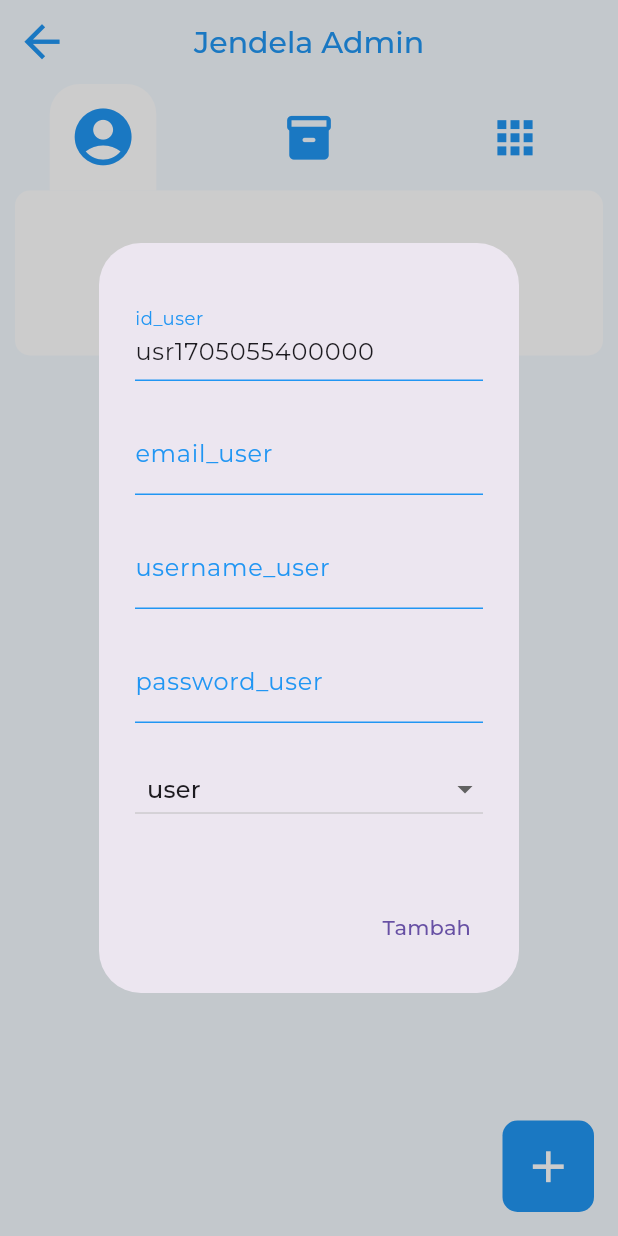
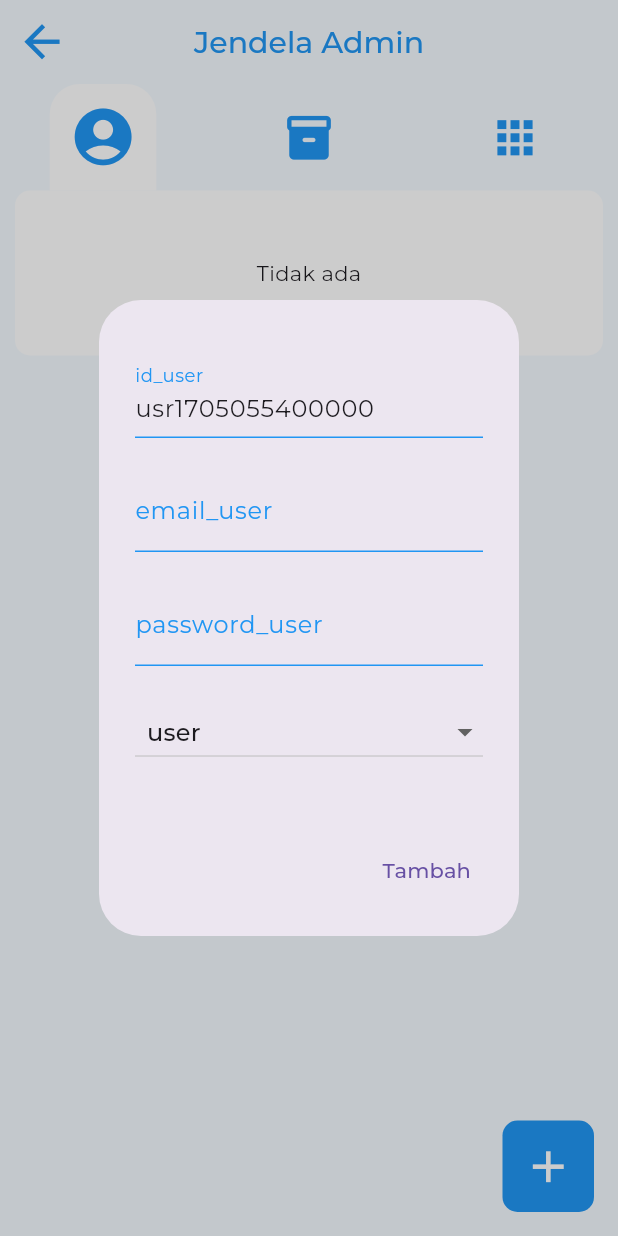
Before and after one commit to ramasii/itemwise, a Flutter app: the AdminPanel screen opened directly, after a tap on the "add" icon, on a phone screen of 412 x 824 dp. Run offline on Flutter 3.47's test engine with Material 3 defaults, Android fonts, the phone set to English and light mode, and no system bars; our stand-ins replace device_info_plus, image_picker, internet_connection_checker_plus, permission_handler, photo_view, shared_preferences; missing offline and left inert: easy_folder_picker, image_size_getter, syncfusion_flutter_xlsio; accounts and stored records are empty; generated files the repository leaves out were written again.

Commit message:
menghapus username di UI

```diff
--- a/lib/apis/authapi.dart
+++ b/lib/apis/authapi.dart
@@ -51,7 +51,7 @@ class authapi {
           log("coba auth");
         }
       } catch (e) {
-        print(e);
+        log(e.toString());
       }
     }
   }
--- a/lib/apis/userapi_utils.dart
+++ b/lib/apis/userapi_utils.dart
@@ -6,7 +6,7 @@ class userApiWise {
 
   create(
       {String? id_user,
-      String? username_user,
+      // String? username_user,
       String? email_user,
       String? photo_user,
       String? password_user,
@@ -15,7 +15,7 @@ class userApiWise {
     log("create user to API");
     try {
       final response = await http.post(Uri.parse(
-          "$url/add?id_user=$id_user&username_user=$username_user&email_user=$email_user&photo_user=$photo_user&password_user=$password_user&role=$role"));
+          "$url/add?id_user=$id_user&email_user=$email_user&photo_user=$photo_user&password_user=$password_user&role=$role"));
       log(response.body);
       log(email_user!);
 
@@ -24,7 +24,7 @@ class userApiWise {
         // isAdmin == false berarti user login, jika true berarti admin nambah user
         if (isAdmin == false) {
           userWise().edit(
-              username_user: username_user,
+              // username_user: username_user,
               email_user: email_user,
               password_user: password_user,
               id_user: id_user);
@@ -93,7 +93,7 @@ class userApiWise {
 
   update(
       {String id_user = "",
-      String username_user = "",
+      // String username_user = "",
       String email_user = "",
       String password_user = "",
       String photo_user = "",
@@ -103,7 +103,7 @@ class userApiWise {
     try {
       var response = await http.put(
           Uri.parse(
-              "$url/update?id_user=$id_user&username_user=$username_user&email_user=$email_user&password_user=$password_user&photo_user=$photo_user&role=$role"),
+              "$url/update?id_user=$id_user&email_user=$email_user&password_user=$password_user&photo_user=$photo_user&role=$role"),
           headers: {"authorization": authapi.authorization});
       switch (response.statusCode) {
         case 200:
@@ -113,7 +113,7 @@ class userApiWise {
             log("mengubah dataUser yang digunakan karena melakukan perubahan di database");
             authapi().auth(email_user, password_user);
             userWise().edit(
-                username_user: username_user,
+                // username_user: username_user,
                 email_user: email_user,
                 password_user: password_user);
           }
@@ -124,7 +124,7 @@ class userApiWise {
               userWise.userData['password_user']);
           await update(
               id_user: id_user,
-              username_user: username_user,
+              // username_user: username_user,
               email_user: email_user,
               password_user: password_user,
               photo_user: photo_user,
--- a/lib/functions.dart
+++ b/lib/functions.dart
@@ -53,7 +53,7 @@ class fungsies {
   }
 
   Future<bool> isConnected() async {
-    var a = await InternetConnectionCheckerPlus.createInstance(
+    var a = InternetConnectionCheckerPlus.createInstance(
         addresses: [AddressCheckOptions(Uri.parse(anu.emm))]);
     var internet = await a.connectionStatus;
     if (internet == InternetConnectionStatus.connected) {
@@ -228,6 +228,7 @@ class fungsies {
     //   status = await Permission.manageExternalStorage.request();
     // }
 
+    try {
       var storageStatus = await Permission.storage.status;
       if (storageStatus.isRestricted || storageStatus.isDenied) {
         storageStatus = await Permission.storage.request();
@@ -239,5 +240,8 @@ class fungsies {
         var newDir = await getExternalStorageDirectory();
         await pengaturan().ubahEksporDir(newDir!);
       }
+    } catch (e) {
+      log("CEK AKSES MEMORI: $e");
     }
   }
+}
--- a/lib/pages/admin_page.dart
+++ b/lib/pages/admin_page.dart
@@ -19,7 +19,7 @@ class _AdminPanelState extends State<AdminPanel> {
   // user
   TextEditingController idUser = TextEditingController();
   TextEditingController emailUser = TextEditingController();
-  TextEditingController usernameUser = TextEditingController();
+  // TextEditingController usernameUser = TextEditingController();
   TextEditingController passwordUser = TextEditingController();
   String photo_user = "null";
   // inv
@@ -62,13 +62,13 @@ class _AdminPanelState extends State<AdminPanel> {
               ],
             ),
             Container(
-              margin: EdgeInsets.fromLTRB(10, 0, 10, 0),
+              margin: const EdgeInsets.fromLTRB(10, 0, 10, 0),
               decoration: BoxDecoration(
                   color: Colors.white, borderRadius: BorderRadius.circular(10)),
               child: loading
                   ? Container(
                       height: 100,
-                      child: Center(child: CircularProgressIndicator()))
+                      child: const Center(child: CircularProgressIndicator()))
                   : _tableControlls(context),
             )
           ],
@@ -116,14 +116,14 @@ class _AdminPanelState extends State<AdminPanel> {
                 print("_controllItems: $e");
               }
               return Padding(
-                padding: EdgeInsets.fromLTRB(0, 5, 0, 0),
+                padding: const EdgeInsets.fromLTRB(0, 5, 0, 0),
                 child: Column(
                   children: [
                     Padding(
                       padding: const EdgeInsets.only(left: 10, right: 10),
                       child: _customListTile(item, user, context),
                     ),
-                    Divider(
+                    const Divider(
                       indent: 50,
                       endIndent: 50,
                     )
@@ -133,7 +133,7 @@ class _AdminPanelState extends State<AdminPanel> {
             })
           : [
               Padding(
-                padding: EdgeInsets.fromLTRB(0, 5, 0, 5),
+                padding: const EdgeInsets.fromLTRB(0, 5, 0, 5),
                 child: Container(
                   height: 100,
                   child: Center(
@@ -147,7 +147,7 @@ class _AdminPanelState extends State<AdminPanel> {
 
   Widget _customListTile(Map item, Map? user, BuildContext context) {
     return Container(
-      padding: EdgeInsets.all(10),
+      padding: const EdgeInsets.all(10),
       decoration: BoxDecoration(
         borderRadius: BorderRadius.circular(10),
         // color: Color.fromARGB(255, 244, 250, 255)
@@ -266,7 +266,7 @@ class _AdminPanelState extends State<AdminPanel> {
                         // render foto barang
                         ? Container(
                             constraints:
-                                BoxConstraints(maxHeight: 500, maxWidth: 350),
+                                const BoxConstraints(maxHeight: 500, maxWidth: 350),
                             // child: ClipOval(
                             child: InkWell(
                               onLongPress: () async {
@@ -302,7 +302,7 @@ class _AdminPanelState extends State<AdminPanel> {
                                 child: Container(
                                   decoration:
                                       BoxDecoration(color: Colors.grey[300]),
-                                  child: Icon(
+                                  child: const Icon(
                                     Icons.add_a_photo_rounded,
                                     color: Colors.grey,
                                   ),
@@ -398,7 +398,7 @@ class _AdminPanelState extends State<AdminPanel> {
                 return DropdownMenuItem(
                   value: user['id_user'],
                   child: Padding(
-                    padding: EdgeInsets.all(0),
+                    padding: const EdgeInsets.all(0),
                     child: Container(
                       constraints: BoxConstraints(
                           maxWidth: MediaQuery.of(context).size.width - 155),
@@ -431,7 +431,7 @@ class _AdminPanelState extends State<AdminPanel> {
                 return DropdownMenuItem(
                   value: inv['id_inventory'],
                   child: Padding(
-                    padding: EdgeInsets.all(0),
+                    padding: const EdgeInsets.all(0),
                     child: Container(
                       constraints: BoxConstraints(
                           maxWidth: MediaQuery.of(context).size.width - 155),
@@ -469,7 +469,7 @@ class _AdminPanelState extends State<AdminPanel> {
                 );
               }
               return Padding(
-                padding: EdgeInsets.fromLTRB(0, 5, 0, 5),
+                padding: const EdgeInsets.fromLTRB(0, 5, 0, 5),
                 child: Column(
                   children: [
                     ListTile(
@@ -495,7 +495,7 @@ class _AdminPanelState extends State<AdminPanel> {
                         _viewInv(context, inv);
                       },
                     ),
-                    Divider(
+                    const Divider(
                       indent: 50,
                       endIndent: 50,
                     )
@@ -505,7 +505,7 @@ class _AdminPanelState extends State<AdminPanel> {
             })
           : [
               Padding(
-                padding: EdgeInsets.fromLTRB(0, 5, 0, 5),
+                padding: const EdgeInsets.fromLTRB(0, 5, 0, 5),
                 child: Container(
                   height: 100,
                   child: Center(
@@ -561,7 +561,7 @@ class _AdminPanelState extends State<AdminPanel> {
             return DropdownMenuItem(
               value: user['id_user'],
               child: Padding(
-                padding: EdgeInsets.all(0),
+                padding: const EdgeInsets.all(0),
                 child: Container(
                   constraints: BoxConstraints(
                       maxWidth: MediaQuery.of(context).size.width - 155),
@@ -591,7 +591,7 @@ class _AdminPanelState extends State<AdminPanel> {
           ? List.generate(adminAccess.userList.length, (index) {
               Map user = adminAccess.userList[index];
               return Padding(
-                padding: EdgeInsets.fromLTRB(0, 5, 0, 5),
+                padding: const EdgeInsets.fromLTRB(0, 5, 0, 5),
                 child: Column(
                   children: [
                     ListTile(
@@ -609,13 +609,13 @@ class _AdminPanelState extends State<AdminPanel> {
                           roleState = user['role'];
                           idUser.text = user['id_user'];
                           emailUser.text = user['email_user'];
-                          usernameUser.text = user['username_user'];
+                          // usernameUser.text = user['username_user'] ?? "";
                           passwordUser.text = user['password_user'];
                         });
                         _viewUser(context, user);
                       },
                     ),
-                    Divider(
+                    const Divider(
                       indent: 50,
                       endIndent: 50,
                     )
@@ -625,7 +625,7 @@ class _AdminPanelState extends State<AdminPanel> {
             })
           : [
               Padding(
-                padding: EdgeInsets.fromLTRB(0, 5, 0, 5),
+                padding: const EdgeInsets.fromLTRB(0, 5, 0, 5),
                 child: Container(
                   height: 100,
                   child: Center(
@@ -638,7 +638,7 @@ class _AdminPanelState extends State<AdminPanel> {
   }
 
   Future<dynamic> _viewUser(BuildContext context, Map<dynamic, dynamic> user) {
-    if (user['photo_user'] != "null") {
+    if (user['photo_user'] != null) {
       setState(() {
         photo_user = user['photo_user'];
       });
@@ -662,10 +662,10 @@ class _AdminPanelState extends State<AdminPanel> {
                   Container(
                     height: 20,
                   ),
-                  _fieldInfo("username_user", ctrler: usernameUser),
-                  Container(
-                    height: 20,
-                  ),
+                  // _fieldInfo("username_user", ctrler: usernameUser),
+                  // Container(
+                  //   height: 20,
+                  // ),
                   _fieldInfo("password_user", ctrler: passwordUser),
                   Container(
                     height: 20,
@@ -744,18 +744,18 @@ class _AdminPanelState extends State<AdminPanel> {
           padding: const EdgeInsets.all(8.0),
           child: Text(
             AppLocalizations.of(context)!.delete,
-            style: TextStyle(color: Colors.red),
+            style: const TextStyle(color: Colors.red),
           ),
         ));
   }
 
   Widget _addButton(BuildContext context) {
     return Container(
-      padding: EdgeInsets.all(5),
+      padding: const EdgeInsets.all(5),
       decoration: BoxDecoration(
           borderRadius: BorderRadius.circular(10), color: Colors.blue),
       child: IconButton(
-        icon: Icon(
+        icon: const Icon(
           Icons.add,
           color: Colors.white,
         ),
@@ -787,7 +787,7 @@ class _AdminPanelState extends State<AdminPanel> {
     setState(() {
       idUser.text = id_user;
       emailUser.clear();
-      usernameUser.clear();
+      // usernameUser.clear();
       passwordUser.clear();
       photo_user = "null";
     });
@@ -810,10 +810,10 @@ class _AdminPanelState extends State<AdminPanel> {
                   Container(
                     height: 20,
                   ),
-                  _fieldInfo("username_user", ctrler: usernameUser),
-                  Container(
-                    height: 20,
-                  ),
+                  // _fieldInfo("username_user", ctrler: usernameUser),
+                  // Container(
+                  //   height: 20,
+                  // ),
                   _fieldInfo("password_user", ctrler: passwordUser),
                   Container(
                     height: 20,
@@ -822,7 +822,7 @@ class _AdminPanelState extends State<AdminPanel> {
                 ],
               ),
             ),
-            actionsPadding: EdgeInsets.all(20),
+            actionsPadding: const EdgeInsets.all(20),
             actions: [postButton(context)],
           );
         });
@@ -859,7 +859,7 @@ class _AdminPanelState extends State<AdminPanel> {
                 ],
               ),
             ),
-            actionsPadding: EdgeInsets.all(20),
+            actionsPadding: const EdgeInsets.all(20),
             actions: [postButton(context)],
           );
         });
@@ -918,7 +918,7 @@ class _AdminPanelState extends State<AdminPanel> {
                                 child: Container(
                                   decoration:
                                       BoxDecoration(color: Colors.grey[300]),
-                                  child: Icon(
+                                  child: const Icon(
                                     Icons.add_a_photo_rounded,
                                     color: Colors.grey,
                                   ),
@@ -1014,7 +1014,7 @@ class _AdminPanelState extends State<AdminPanel> {
                 log("add userapi: $roleState");
                 await userApiWise().create(
                     id_user: idUser.text.trim(),
-                    username_user: usernameUser.text.trim(),
+                    // username_user: usernameUser.text.trim(),
                     email_user: emailUser.text.trim(),
                     photo_user: photo_user,
                     password_user: passwordUser.text.trim(),
@@ -1075,10 +1075,10 @@ class _AdminPanelState extends State<AdminPanel> {
             log("update role->$roleState");
             await userApiWise().update(
               id_user: user['id_user'],
-              username_user: usernameUser.text,
+              // username_user: usernameUser.text,
               email_user: emailUser.text,
               password_user: passwordUser.text,
-              photo_user: user['photo_user'],
+              // photo_user: user['photo_user'],
               role: roleState,
               isAdmin: true,
             );
@@ -1180,8 +1180,8 @@ class _AdminPanelState extends State<AdminPanel> {
           labelText: "${field}${enable ? '' : '🔒'}",
           labelStyle: TextStyle(color: enable ? Colors.blue : Colors.red),
           enabledBorder:
-              UnderlineInputBorder(borderSide: BorderSide(color: Colors.blue)),
-          disabledBorder: OutlineInputBorder(
+              const UnderlineInputBorder(borderSide: BorderSide(color: Colors.blue)),
+          disabledBorder: const OutlineInputBorder(
               borderSide: BorderSide(color: Colors.red, width: 2))),
     );
   }
@@ -1190,14 +1190,14 @@ class _AdminPanelState extends State<AdminPanel> {
 
   Widget _stateButton(IconData icon, String state) {
     return Container(
-      padding: EdgeInsets.all(10),
+      padding: const EdgeInsets.all(10),
       decoration: BoxDecoration(
-          borderRadius: BorderRadius.only(
+          borderRadius: const BorderRadius.only(
               topLeft: Radius.circular(20), topRight: Radius.circular(20)),
           color: tableState == state ? Colors.white : Colors.transparent),
       child: AnimatedScale(
         scale: tableState == state ? 1.3 : 1,
-        duration: Duration(milliseconds: 100),
+        duration: const Duration(milliseconds: 100),
         curve: Curves.easeOut,
         child: IconButton(
             onPressed: () {
@@ -1226,7 +1226,8 @@ class _AdminPanelState extends State<AdminPanel> {
 
   // selaraskan data dari database
   Future selaraskanData() async {
-    if (await isConnected()) {
+    bool terkonek = await fungsies().isConnected();
+    if (terkonek) {
       // ambil semua data dari database
       await userApiWise().readAll();
       await inventoryApiWise().readAll();
@@ -1245,18 +1246,4 @@ class _AdminPanelState extends State<AdminPanel> {
       });
     }
   }
-
-  // cek koneksi internet
-  Future<bool> isConnected() async {
-    var a = await InternetConnectionCheckerPlus.createInstance(
-        addresses: [AddressCheckOptions(Uri.parse(anu.emm))]);
-    var internet = await a.connectionStatus;
-    if (internet == InternetConnectionStatus.connected) {
-      print('Tidak terhubung ke internet');
-      return false;
-    } else {
-      print('Terhubung ke internet');
-      return true;
-    }
-  }
 }
--- a/lib/pages/splash_page.dart
+++ b/lib/pages/splash_page.dart
@@ -1,3 +1,5 @@
+// ignore_for_file: prefer_const_constructors
+
 import 'package:flutter/material.dart';
 import 'package:itemwise/allpackages.dart';
 import 'package:itemwise/pages/user_page.dart';
--- a/lib/pages/user_page.dart
+++ b/lib/pages/user_page.dart
@@ -1,13 +1,9 @@
-// ignore_for_file: use_build_context_synchronously
-
-import 'dart:collection';
+// ignore_for_file: use_build_context_synchronously, prefer_const_constructors
 
 import 'package:flutter/cupertino.dart';
-import 'package:flutter/foundation.dart';
 import 'package:flutter/material.dart';
 import 'package:http/http.dart';
 import 'package:itemwise/allpackages.dart';
-import 'pages.dart';
 
 class userPage extends StatefulWidget {
   const userPage({super.key});
@@ -17,7 +13,7 @@ class userPage extends StatefulWidget {
 }
 
 class _userPageState extends State<userPage> {
-  TextEditingController usernameController = TextEditingController();
+  // TextEditingController usernameController = TextEditingController();
   TextEditingController emailController = TextEditingController();
   TextEditingController passwordController = TextEditingController();
 
@@ -132,7 +128,7 @@ class _userPageState extends State<userPage> {
                       log(tryLogin.body);
                       setState(() {
                         userWise().edit(
-                            username_user: respon['result']['username_user'],
+                            // username_user: respon['result']['username_user'],
                             email_user: respon['result']['email_user'],
                             password_user: respon['result']['password_user'],
                             id_user: respon['result']['id_user'],
@@ -173,7 +169,7 @@ class _userPageState extends State<userPage> {
                       // fungsi ini sekaligus nambahin data user ke device
                       await userApiWise().create(
                           id_user: id_user,
-                          username_user: namaEmail,
+                          // username_user: namaEmail,
                           email_user: email_user,
                           password_user: password_user);
 
--- a/lib/pages/view_item_page.dart
+++ b/lib/pages/view_item_page.dart
@@ -410,7 +410,7 @@ class _ViewItemPageState extends State<ViewItemPage> {
   Widget cardFotoBarang(BuildContext context) {
     return Center(
       child: AnimatedContainer(
-        duration: Duration(milliseconds: 100),
+        duration: const Duration(milliseconds: 100),
         height: 700,
         constraints: BoxConstraints(
             maxWidth: MediaQuery.of(context).size.width - 10,
@@ -732,7 +732,7 @@ class _ViewItemPageState extends State<ViewItemPage> {
       content: Text(msg),
       dismissDirection: DismissDirection.horizontal,
       backgroundColor: Colors.redAccent,
-      duration: Duration(seconds: 1),
+      duration: const Duration(seconds: 1),
     );
   }
 
@@ -741,7 +741,7 @@ class _ViewItemPageState extends State<ViewItemPage> {
       content: Text(msg),
       dismissDirection: DismissDirection.horizontal,
       backgroundColor: Colors.green,
-      duration: Duration(seconds: 1),
+      duration: const Duration(seconds: 1),
     );
   }
 }
--- a/lib/utils/user_utils.dart
+++ b/lib/utils/user_utils.dart
@@ -4,7 +4,7 @@ import 'package:shared_preferences/shared_preferences.dart';
 class userWise {
   static Map userData = {
     "id_user": "",
-    "username_user": "",
+    // "username_user": "",
     "email_user": "",
     "role": "user",
     "photo_user": null,
@@ -12,7 +12,7 @@ class userWise {
   };
   Map resetUserData = {
     "id_user": "",
-    "username_user": "",
+    // "username_user": "",
     "email_user": "",
     "role": "user",
     "photo_user": null,
@@ -24,7 +24,7 @@ class userWise {
   void edit(
       // edit atau create sama saja lo
       {String? id_user,
-      String? username_user,
+      // String? username_user,
       String? email_user,
       String? photo_user,
       String? password_user,
@@ -33,7 +33,7 @@ class userWise {
 
     // ubah data jika tidak null
     userData["id_user"] = id_user ?? userData["id_user"];
-    userData["username_user"] = username_user ?? userData["username_user"];
+    // userData["username_user"] = username_user ?? userData["username_user"];
     userData["email_user"] = email_user ?? userData["email_user"];
     userData["photo_user"] = photo_user ?? userData["photo_user"];
     userData["password_user"] = password_user ?? userData["password_user"];
```
Also changed, not shown: lib/apis/itemapi_utils.dart (+24 -0 lines), lib/pages/home_page.dart (+15 -8 lines). Lines whose indentation alone changed are shown as unchanged.
